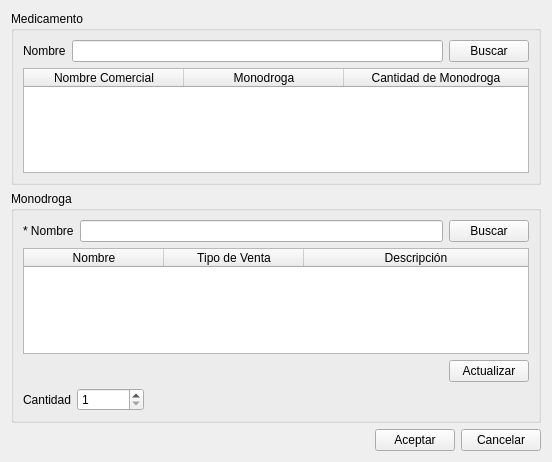
Above: ventanas/vtnMedicamento.ui from leaLuque/FarmaciaCrisol before the change. Below: the same form after it.
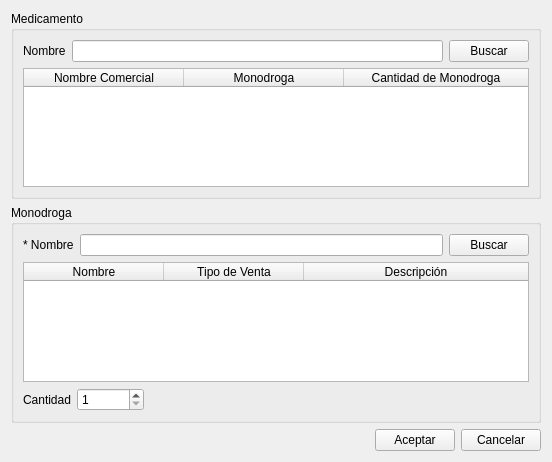
That is the form after the change.

Diff of the .ui file:
```diff
--- a/ventanas/vtnMedicamento.ui
+++ b/ventanas/vtnMedicamento.ui
@@ -168,30 +168,6 @@
         </column>
        </widget>
       </item>
-      <item>
-       <layout class="QHBoxLayout" name="horizontalLayout_3">
-        <item>
-         <spacer name="horizontalSpacer">
-          <property name="orientation">
-           <enum>Qt::Horizontal</enum>
-          </property>
-          <property name="sizeHint" stdset="0">
-           <size>
-            <width>40</width>
-            <height>20</height>
-           </size>
-          </property>
-         </spacer>
-        </item>
-        <item>
-         <widget class="QPushButton" name="btnActualizar">
-          <property name="text">
-           <string>Actualizar</string>
-          </property>
-         </widget>
-        </item>
-       </layout>
-      </item>
       <item>
        <layout class="QHBoxLayout" name="horizontalLayout_8">
         <item>
```
Left out of the diff: 1 changed line with no effect on the pictures.
